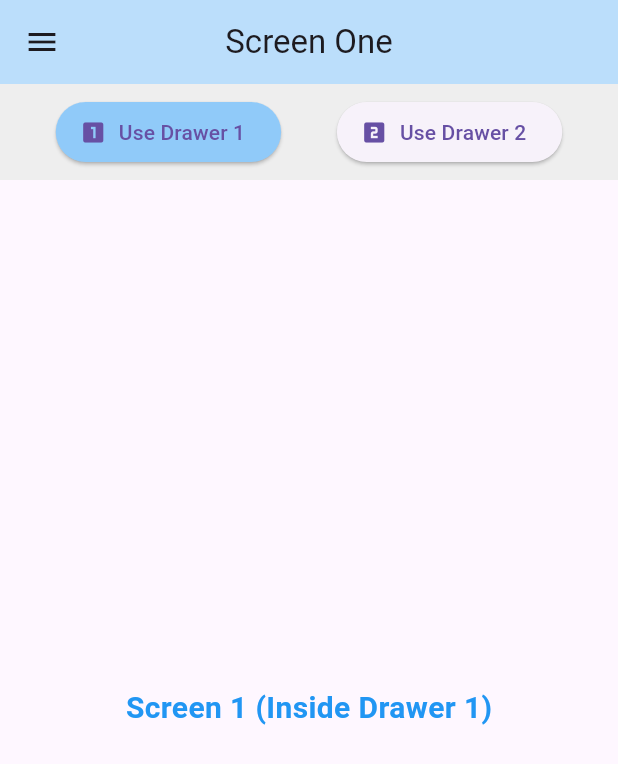
After one commit to saadmohammad-dev/flutter-navigation-mastery-labs, a Flutter app: the Task12GroupedDrawersScreen screen opened by its route, on a phone screen of 412 x 824 dp. The commit adds this screen. Shown: the top 764 px of the screen. Run offline on Flutter 3.47's test engine with Material 3 defaults, Android fonts, the phone set to English and light mode, and no system bars; network calls fail.

Commit message:
Drawer navigation based grouping

```diff
--- a/lib/main.dart
+++ b/lib/main.dart
@@ -3,8 +3,8 @@ import 'package:mad_lab_assignment_2/task_1_to_6/task6_screens.dart';
 import 'package:mad_lab_assignment_2/task_7_ecom/task7_home.dart';
 import 'package:mad_lab_assignment_2/task_8_to_15/Task11DrawerScreen.dart';
 import 'package:mad_lab_assignment_2/task_8_to_15/Task10_MainGroupControllerScreen.dart';
-import 'package:mad_lab_assignment_2/task_8_to_15/task10_tab_group_hosts.dart';
 import 'package:mad_lab_assignment_2/task_8_to_15/tack_9auth_search_screen.dart';
+import 'package:mad_lab_assignment_2/task_8_to_15/task12_drawers.dart';
 import 'package:mad_lab_assignment_2/task_8_to_15/task8_tab_screens.dart';
 import 'task_1_to_6/task1_screen.dart';
 import 'task_1_to_6/task2_screen.dart';
@@ -47,7 +47,7 @@ class MyApp extends StatelessWidget {
         '/task9': (context) => const  Task9AuthSearchScreen(),
         '/task10': (context) => const Task10_MainGroupControllerScreen(),
         '/task11': (context) => const Task11DrawerScreen(),
-        '/task12': (context) => const PlaceholderScreen(title: "Task 12"),
+        '/task12': (context) => const Task12GroupedDrawersScreen(),
         '/task13': (context) => const PlaceholderScreen(title: "Task 13"),
         '/task14': (context) => const PlaceholderScreen(title: "Task 14"),
         '/task15': (context) => const PlaceholderScreen(title: "Task 15"),
@@ -56,6 +56,7 @@ class MyApp extends StatelessWidget {
     );
   }
 }
+
 
 class DashboardScreen extends StatelessWidget {
   const DashboardScreen({super.key});
--- /dev/null
+++ b/lib/task_8_to_15/task12_drawers.dart
@@ -0,0 +1,137 @@
+import 'package:flutter/material.dart';
+
+class Task12GroupedDrawersScreen extends StatefulWidget {
+  const Task12GroupedDrawersScreen({super.key});
+
+  @override
+  State<Task12GroupedDrawersScreen> createState() => _Task12GroupedDrawersScreenState();
+}
+
+class _Task12GroupedDrawersScreenState extends State<Task12GroupedDrawersScreen> {
+  //  Tracks which screen is active (0 to 3)
+  int _currentScreenIndex = 0;
+
+  //  Tracks which Drawer layout to show (1 or 2)
+  int _activeDrawerNumber = 1;
+
+  // Strictly 4 standalone screens
+  final List<Widget> _screens = [
+    const Center(child: Text('Screen 1 (Inside Drawer 1)', style: TextStyle(fontSize: 20, fontWeight: FontWeight.bold, color: Colors.blue))),
+    const Center(child: Text('Screen 2 (Inside Drawer 1)', style: TextStyle(fontSize: 20, fontWeight: FontWeight.bold, color: Colors.cyan))),
+    const Center(child: Text('Screen 3 (Inside Drawer 2)', style: TextStyle(fontSize: 20, fontWeight: FontWeight.bold, color: Colors.orange))),
+    const Center(child: Text('Screen 4 (Inside Drawer 2)', style: TextStyle(fontSize: 20, fontWeight: FontWeight.bold, color: Colors.purple))),
+  ];
+
+  // Titles for the AppBar
+  final List<String> _titles = ['Screen One', 'Screen Two', 'Screen Three', 'Screen Four'];
+
+  @override
+  Widget build(BuildContext context) {
+    return Scaffold(
+      appBar: AppBar(
+        title: Text(_titles[_currentScreenIndex]),
+        backgroundColor: Colors.blue.shade100,
+        centerTitle: true,
+      ),
+
+      // Displays the selected screen layout
+      body: Column(
+        children: [
+
+          //  Top switch bar to jump between Drawer Group 1 and Drawer Group 2
+          Container(
+            color: Colors.grey.shade200,
+            padding: const EdgeInsets.symmetric(vertical: 8),
+            child: Row(
+              mainAxisAlignment: MainAxisAlignment.spaceEvenly,
+              children: [
+                ElevatedButton.icon(
+                  onPressed: () => setState(() => _activeDrawerNumber = 1),
+                  icon: const Icon(Icons.looks_one),
+                  label: const Text('Use Drawer 1'),
+                  style: ElevatedButton.styleFrom(
+                    backgroundColor: _activeDrawerNumber == 1 ? Colors.blue.shade200 : null,
+                  ),
+                ),
+                ElevatedButton.icon(
+                  onPressed: () => setState(() => _activeDrawerNumber = 2),
+                  icon: const Icon(Icons.looks_two),
+                  label: const Text('Use Drawer 2'),
+                  style: ElevatedButton.styleFrom(
+                    backgroundColor: _activeDrawerNumber == 2 ? Colors.orange.shade200 : null,
+                  ),
+                ),
+              ],
+            ),
+          ),
+
+          // The actual dynamic screen body content area
+          Expanded(child: _screens[_currentScreenIndex]),
+        ],
+      ),
+
+      // Conditional Drawer Layout Configuration based on Grouping
+      drawer: Drawer(
+        child: ListView(
+          padding: EdgeInsets.zero,
+          children: [
+            // Header showing which Drawer configuration group is currently active
+            DrawerHeader(
+              decoration: BoxDecoration(
+                color: _activeDrawerNumber == 1 ? Colors.blue.shade700 : Colors.orange.shade700,
+              ),
+              child: Text(
+                'Drawer Navigation ${_activeDrawerNumber == 1 ? "Group 1" : "Group 2"}',
+                style: const TextStyle(color: Colors.white, fontSize: 22, fontWeight: FontWeight.bold),
+              ),
+            ),
+
+            // 📂 IF DRAWER 1 IS ACTIVE: Show Screen 1 and Screen 2 options
+            if (_activeDrawerNumber == 1) ...[
+              ListTile(
+                leading: const Icon(Icons.looks_one, color: Colors.blue),
+                title: const Text('Go to Screen 1'),
+                selected: _currentScreenIndex == 0, // Comparison check
+                onTap: () {
+                  setState(() => _currentScreenIndex = 0); // Memory assignment action
+                  Navigator.pop(context); // Close side drawer
+                },
+              ),
+              ListTile(
+                leading: const Icon(Icons.looks_two, color: Colors.cyan),
+                title: const Text('Go to Screen 2'),
+                selected: _currentScreenIndex == 1,
+                onTap: () {
+                  setState(() => _currentScreenIndex = 1);
+                  Navigator.pop(context);
+                },
+              ),
+            ],
+
+            //  IF DRAWER 2 IS ACTIVE: Show Screen 3 and Screen 4 options
+            if (_activeDrawerNumber == 2) ...[
+              ListTile(
+                leading: const Icon(Icons.looks_3, color: Colors.orange),
+                title: const Text('Go to Screen 3'),
+                selected: _currentScreenIndex == 2,
+                onTap: () {
+                  setState(() => _currentScreenIndex = 2);
+                  Navigator.pop(context);
+                },
+              ),
+              ListTile(
+                leading: const Icon(Icons.looks_4, color: Colors.purple),
+                title: const Text('Go to Screen 4'),
+                selected: _currentScreenIndex == 3,
+                onTap: () {
+                  setState(() => _currentScreenIndex = 3);
+                  Navigator.pop(context);
+                },
+              ),
+            ],
+          ],
+        ),
+      ),
+    );
+  }
+}
```
